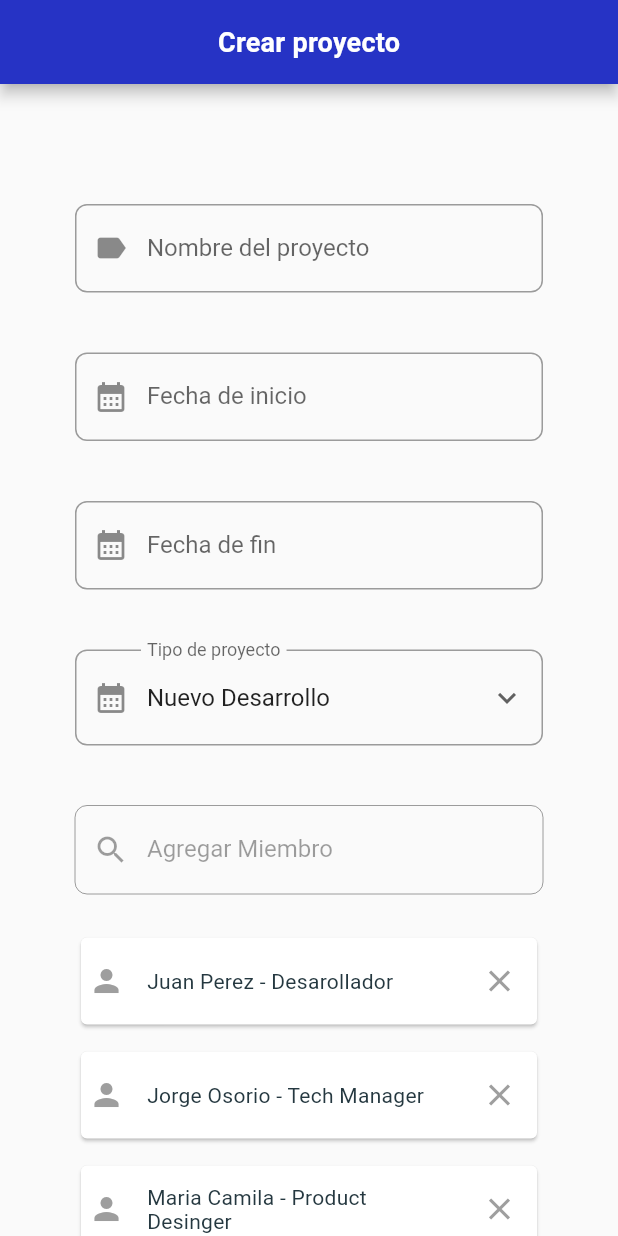
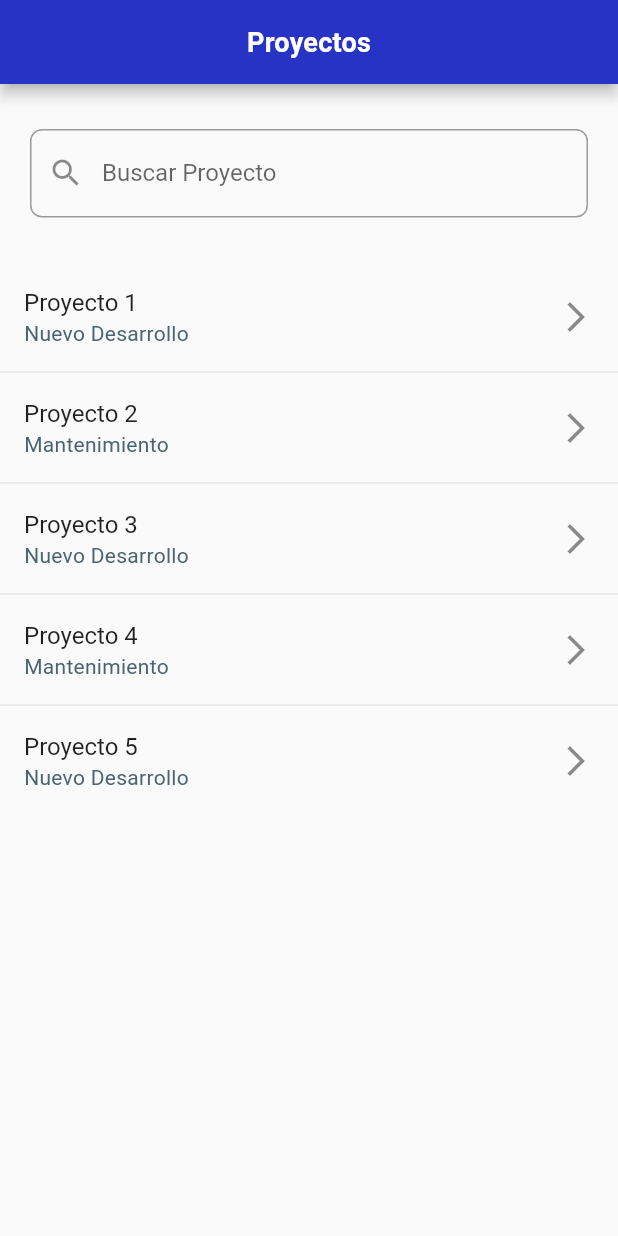
Before and after one commit to GreyHat147/work-flow-manager, a Flutter app: the screen it shows after launch, on a phone screen of 412 x 824 dp. Run offline on Flutter 3.47's test engine with Material 2 defaults, Android fonts, the phone set to English and light mode, and no system bars; our stand-ins replace firebase_auth, firebase_core; accounts and stored records are empty.

Commit message:
create projects view

```diff
--- a/lib/main.dart
+++ b/lib/main.dart
@@ -3,7 +3,9 @@ import 'package:flutter/material.dart';
 import 'package:firebase_core/firebase_core.dart';
 import 'package:flutter/services.dart';
 import 'package:work_flow_manager/app_theme.dart';
+import 'package:work_flow_manager/view/member/create_member_view.dart';
 import 'package:work_flow_manager/view/project/create_project_view.dart';
+import 'package:work_flow_manager/view/project/projects_view.dart';
 import 'package:work_flow_manager/view/view.dart';
 import 'firebase_options.dart';
 
@@ -30,7 +32,7 @@ class WorkFlowManagerApp extends StatelessWidget {
         textTheme: AppTheme.textTheme,
         platform: TargetPlatform.iOS,
       ),
-      home: CreateProjectView(),
+      home: ProjectsView(),
     );
   }
 }
--- /dev/null
+++ b/lib/view/project/projects_view.dart
@@ -0,0 +1,130 @@
+import 'package:flutter/material.dart';
+import 'package:work_flow_manager/app_theme.dart';
+import 'package:work_flow_manager/view/widgets/custom_text_field.dart';
+
+class Project {
+  const Project({
+    required this.name,
+    required this.startDate,
+    required this.endDate,
+    required this.type,
+    required this.members,
+  });
+
+  final String name;
+  final String startDate;
+  final String endDate;
+  final String type;
+  final List<String> members;
+}
+
+List<Project> projects = const [
+  Project(
+    name: 'Proyecto 1',
+    startDate: '01/01/2021',
+    endDate: '01/01/2022',
+    type: 'Nuevo Desarrollo',
+    members: [
+      'Juan Perez - Desarollador',
+      'Jorge Osorio - Tech Manager',
+      'Maria Camila - Product Desinger',
+      'Sam Perez - Product Owner',
+    ],
+  ),
+  Project(
+    name: 'Proyecto 2',
+    startDate: '01/01/2021',
+    endDate: '01/01/2022',
+    type: 'Mantenimiento',
+    members: [
+      'Juan Perez - Desarollador',
+      'Jorge Osorio - Tech Manager',
+      'Maria Camila - Product Desinger',
+      'Sam Perez - Product Owner',
+    ],
+  ),
+  Project(
+    name: 'Proyecto 3',
+    startDate: '01/01/2021',
+    endDate: '01/01/2022',
+    type: 'Nuevo Desarrollo',
+    members: [
+      'Juan Perez - Desarollador',
+      'Jorge Osorio - Tech Manager',
+      'Maria Camila - Product Desinger',
+      'Sam Perez - Product Owner',
+    ],
+  ),
+  Project(
+    name: 'Proyecto 4',
+    startDate: '01/01/2021',
+    endDate: '01/01/2022',
+    type: 'Mantenimiento',
+    members: [
+      'Juan Perez - Desarollador',
+      'Jorge Osorio - Tech Manager',
+      'Maria Camila - Product Desinger',
+      'Sam Perez - Product Owner',
+    ],
+  ),
+  Project(
+    name: 'Proyecto 5',
+    startDate: '01/01/2021',
+    endDate: '01/01/2022',
+    type: 'Nuevo Desarrollo',
+    members: [
+      'Juan Perez - Desarollador',
+      'Jorge Osorio - Tech Manager',
+      'Maria Camila - Product Desinger',
+      'Sam Perez - Product Owner',
+    ],
+  ),
+];
+
+class ProjectsView extends StatelessWidget {
+  ProjectsView({super.key});
+
+  final TextEditingController searchController = TextEditingController();
+
+  @override
+  Widget build(BuildContext context) {
+    return Scaffold(
+      appBar: AppBar(
+        backgroundColor: AppTheme.nearlyDarkBlue,
+        title: const Text(
+          'Proyectos',
+          style: TextStyle(fontSize: 18),
+        ),
+      ),
+      body: Column(
+        children: [
+          Padding(
+            padding: const EdgeInsets.symmetric(horizontal: 20, vertical: 30),
+            child: CustomTextField(
+              labelText: "Buscar Proyecto",
+              controller: searchController,
+              keyboardType: TextInputType.text,
+              prefixIcon: const Icon(Icons.search),
+            ),
+          ),
+          Expanded(
+            child: ListView.separated(
+              itemCount: projects.length,
+              itemBuilder: (context, index) {
+                return ListTile(
+                  title: Text(projects[index].name),
+                  subtitle: Text(projects[index].type),
+                  trailing: const Icon(Icons.arrow_forward_ios),
+                  onTap: () {},
+                );
+              },
+              separatorBuilder: (context, index) => const Divider(
+                height: 2,
+              ),
+            ),
+          ),
+        ],
+      ),
+    );
+  }
+}
```
Also changed, not shown: lib/view/member/create_member_view.dart (added, +97 -0 lines).
